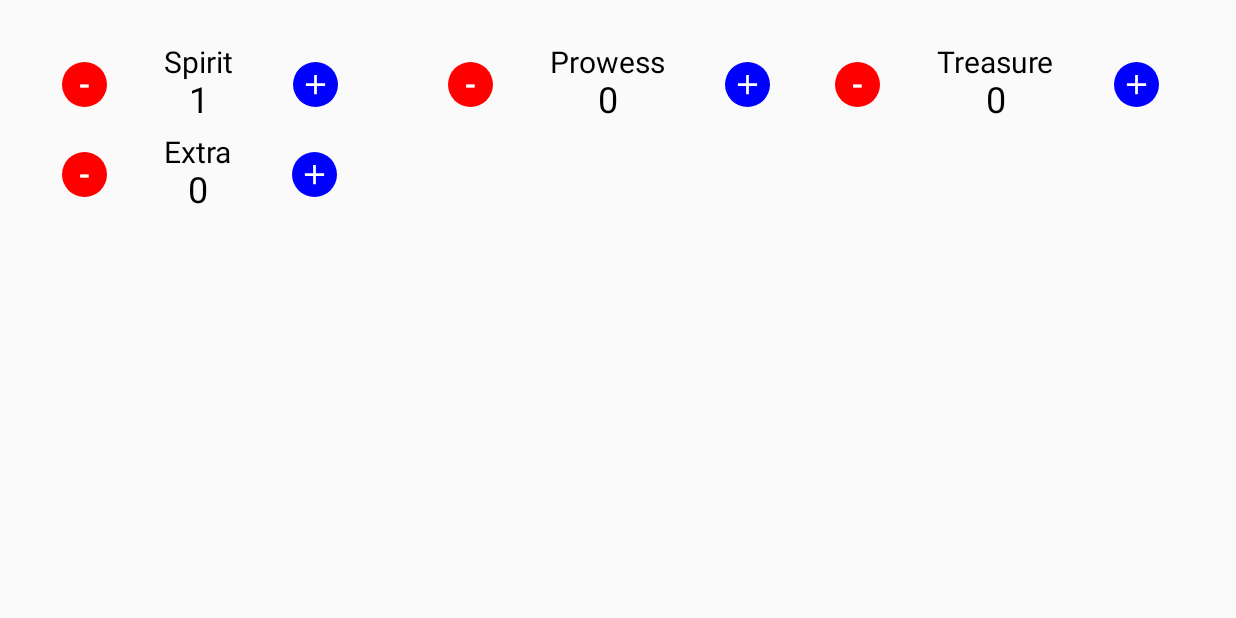
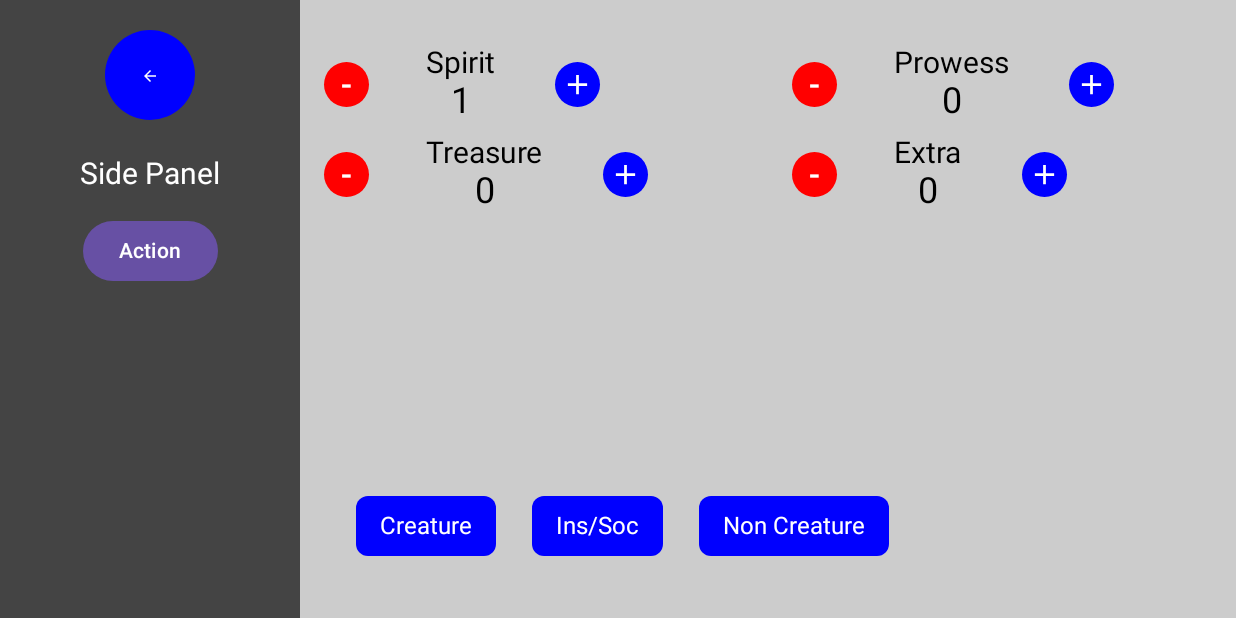
Before and after one commit to PriteshPatel3/SaltSlinger, an Android app built with Jetpack Compose: the screen it shows after launch (MainActivity), after a tap on "Button", on a phone screen of 824 x 412 dp (held sideways). Run offline under Robolectric (Android 15) with nearby library versions, the phone set to English and light mode, and no system bars; 2 other taps on this screen came first.

Commit message:
added side panel and bottom buttons

```diff
--- a/app/src/main/java/com/example/myapplication/MainActivity.kt
+++ b/app/src/main/java/com/example/myapplication/MainActivity.kt
@@ -9,6 +9,9 @@ import androidx.activity.ComponentActivity
 import androidx.activity.SystemBarStyle
 import androidx.activity.compose.setContent
 import androidx.activity.enableEdgeToEdge
+import androidx.compose.animation.core.animateDpAsState
+import androidx.compose.animation.core.tween
+import androidx.compose.foundation.background
 import androidx.compose.foundation.clickable
 import androidx.compose.foundation.layout.Arrangement
 import androidx.compose.foundation.layout.Box
@@ -18,6 +21,8 @@ import androidx.compose.foundation.layout.FlowRow
 import androidx.compose.foundation.layout.PaddingValues
 import androidx.compose.foundation.layout.Row
 import androidx.compose.foundation.layout.Spacer
+import androidx.compose.foundation.layout.defaultMinSize
+import androidx.compose.foundation.layout.fillMaxHeight
 import androidx.compose.foundation.layout.fillMaxSize
 import androidx.compose.foundation.layout.fillMaxWidth
 import androidx.compose.foundation.layout.height
@@ -25,8 +30,11 @@ import androidx.compose.foundation.layout.padding
 import androidx.compose.foundation.layout.size
 import androidx.compose.foundation.layout.width
 import androidx.compose.foundation.shape.CircleShape
+import androidx.compose.foundation.shape.RoundedCornerShape
 import androidx.compose.material.icons.Icons
 import androidx.compose.material.icons.filled.Add
+import androidx.compose.material.icons.filled.ArrowBack
+import androidx.compose.material.icons.filled.ArrowForward
 import androidx.compose.material3.Button
 import androidx.compose.material3.ButtonDefaults
 import androidx.compose.material3.Icon
@@ -41,7 +49,9 @@ import androidx.compose.ui.Alignment
 import androidx.compose.ui.Modifier
 import androidx.compose.ui.graphics.Color
 import androidx.compose.ui.graphics.vector.ImageVector
+import androidx.compose.ui.text.TextStyle
 import androidx.compose.ui.text.font.FontWeight
+import androidx.compose.ui.unit.Dp
 import androidx.compose.ui.unit.dp
 import androidx.compose.ui.unit.sp
 
@@ -67,18 +77,102 @@ fun GameResourceTracker() {
     var prowess by remember { mutableStateOf(0) }
     var treasure by remember { mutableStateOf(0) }
     var extraResource by remember { mutableStateOf(0) }
+    var isPanelExpanded by remember { mutableStateOf(false) } // State for panel
 
-    // Row to arrange everything horizontally
-    FlowRow(
+    // Animate the panel width
+    val panelWidth by animateDpAsState(
+        targetValue = if (isPanelExpanded) 200.dp else 60.dp, // Expanded: 200dp, Shrunk: 60dp
+//        animationSpec = tween(durationMillis = 300) // Smooth animation
+    )
+
+    Row(
         modifier = Modifier
             .fillMaxSize()
-            .padding(25.dp),
-        horizontalArrangement = Arrangement.SpaceEvenly,
+            .background(Color.LightGray) // Optional: distinguish the layout
     ) {
-        CounterColumn("Spirit", spirit, { spirit++ }, { spirit-- }, Modifier.weight(1f))
-        CounterColumn("Prowess", prowess, { prowess++ }, { prowess-- } , Modifier.weight(1f))
-        CounterColumn("Treasure", treasure, { treasure++ }, { treasure-- } , Modifier.weight(1f))
-        CounterColumn("Extra", extraResource, { extraResource++ }, { extraResource-- } , Modifier.weight(1f)) // Fourth column
+        // Side Panel
+        Box(
+            modifier = Modifier
+                .width(panelWidth)
+                .fillMaxHeight()
+                .background(Color.DarkGray)
+                .padding(20.dp)
+        ) {
+            Column(
+                verticalArrangement = Arrangement.Top,
+                horizontalAlignment = Alignment.CenterHorizontally,
+                modifier = Modifier.fillMaxSize()
+            ) {
+                // Toggle Button
+                Button(
+                    onClick = { isPanelExpanded = !isPanelExpanded },
+                    modifier = Modifier
+                        .padding(bottom = 8.dp)
+                        .size(if (isPanelExpanded) 60.dp else 40.dp), // Slightly smaller when shrunk
+                    shape = CircleShape,
+                    colors = ButtonDefaults.buttonColors(containerColor = Color.Blue)
+                ) {
+                    Icon(
+                        imageVector = if (isPanelExpanded) Icons.Default.ArrowBack else Icons.Default.ArrowForward,
+                        contentDescription = "Toggle Panel",
+                        tint = Color.White,
+                        modifier = Modifier.size(30.dp)
+                    )
+                }
+
+                // Panel Content (visible when expanded)
+                if (isPanelExpanded) {
+                    Text(
+                        text = "Side Panel",
+                        color = Color.White,
+                        fontSize = 20.sp,
+                        modifier = Modifier.padding(top = 16.dp)
+                    )
+                    // Add more content here, e.g., buttons, text, etc.
+                    Button(
+                        onClick = { /* Add action */ },
+                        modifier = Modifier.padding(top = 16.dp)
+                    ) {
+                        Text("Action")
+                    }
+                }
+            }
+        }
+
+        // Main Content Column
+        Column(
+            modifier = Modifier
+                .weight(1f) // Take remaining space
+                .fillMaxHeight(),
+            verticalArrangement = Arrangement.SpaceBetween // Space out children
+        ) {
+
+
+        // Main Trackers (Resource Trackers)
+        FlowRow(
+            modifier = Modifier
+//                .weight(1f) // Take remaining space
+                .padding(top = 25.dp),
+            horizontalArrangement = Arrangement.SpaceEvenly
+        ) {
+            CounterColumn("Spirit", spirit, { spirit++ }, { spirit-- }, Modifier.weight(1f))
+            CounterColumn("Prowess", prowess, { prowess++ }, { prowess-- }, Modifier.weight(1f))
+            CounterColumn("Treasure", treasure, { treasure++ }, { treasure-- }, Modifier.weight(1f))
+            CounterColumn("Extra", extraResource, { extraResource++ }, { extraResource-- }, Modifier.weight(1f))
+        }
+
+        FlowRow(
+            modifier = Modifier
+//                .weight(1f) // Take remaining space
+                .padding(25.dp),
+            horizontalArrangement = Arrangement.SpaceEvenly,
+            verticalArrangement = Arrangement.Bottom // Align content to bottom
+        ) {
+            CastColumn("Creature", {})
+            CastColumn("Ins/Soc", {})
+            CastColumn("Non Creature", {})
+        }
+        }
     }
 }
 
@@ -164,3 +258,31 @@ fun CircularButton(
         }
     }
 }
+
+@Composable
+fun CastColumn(
+    text: String,
+    onClick: () -> Unit,
+    modifier: Modifier = Modifier,
+    backgroundColor: Color = Color.Blue, // Default background color
+    contentColor: Color = Color.White,  // Default text/icon color
+    cornerRadius: Dp = 8.dp,            // Default corner radius
+    padding: PaddingValues = PaddingValues(horizontal = 16.dp, vertical = 8.dp), // Default padding
+    textStyle: TextStyle = TextStyle(fontSize = 16.sp) // Default text style
+) {
+    Button(
+        onClick = onClick,
+        modifier = modifier.padding(12.dp),
+        shape = RoundedCornerShape(cornerRadius), // Rounded corners
+        colors = ButtonDefaults.buttonColors(
+            containerColor = backgroundColor,
+            contentColor = contentColor
+        ),
+        contentPadding = padding
+    ) {
+        Text(
+            text = text,
+            style = textStyle
+        )
+    }
+}
```
